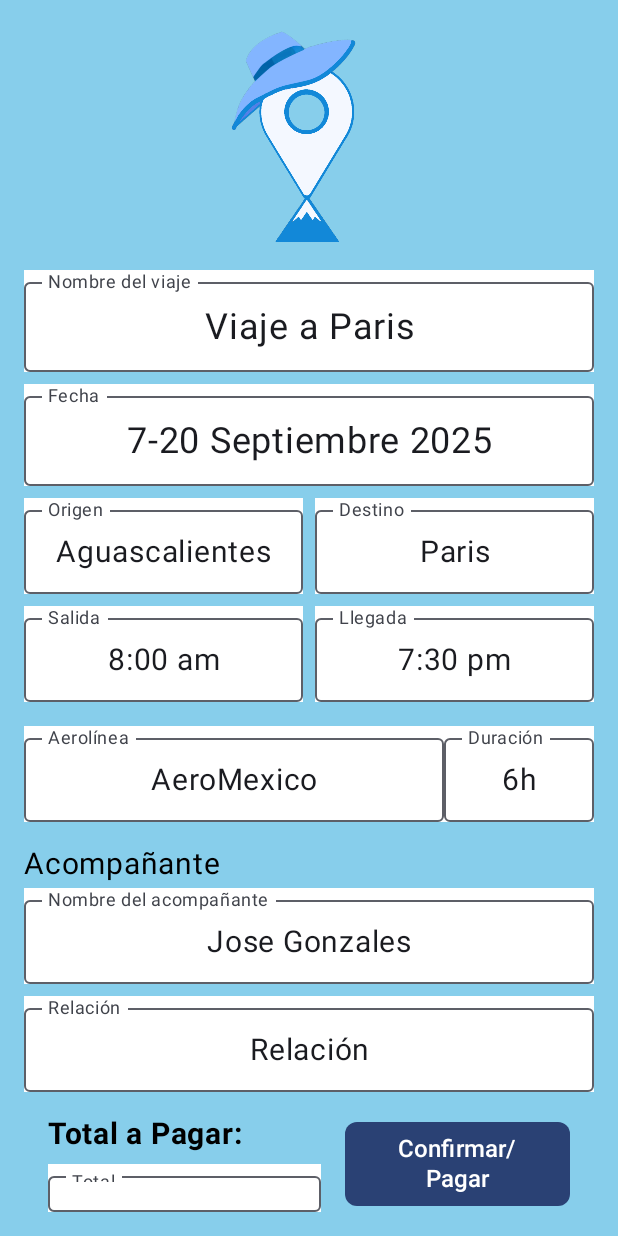
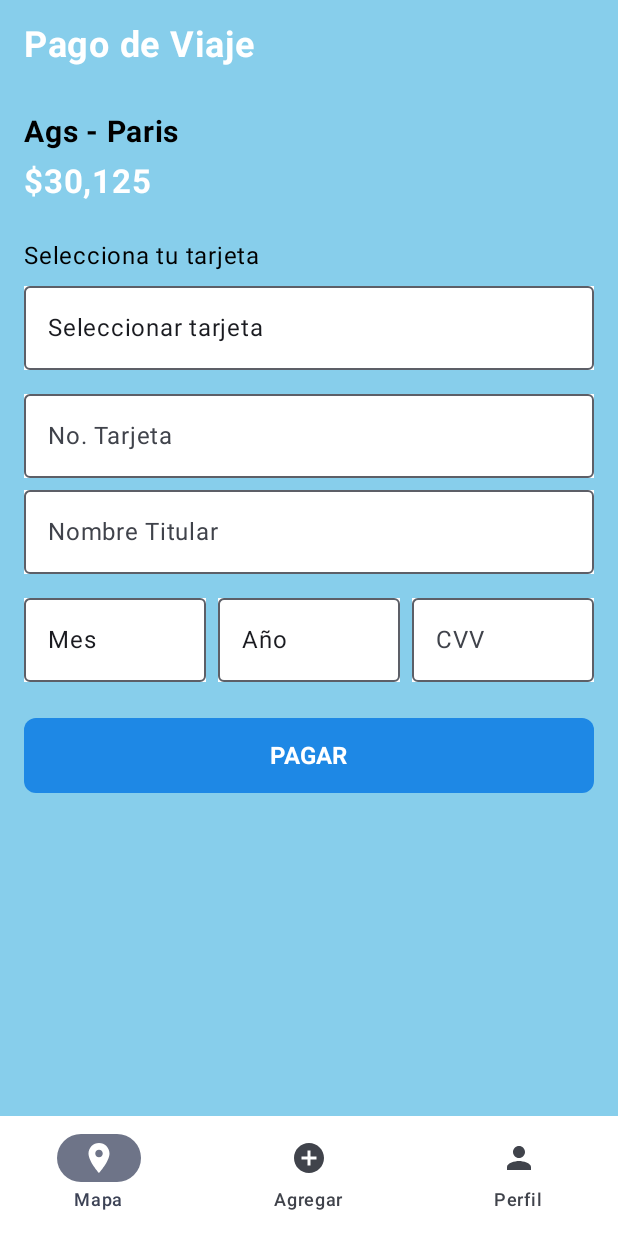
Before and after one commit to MiguelZZ-max/JourneyLink, an Android app built with Jetpack Compose: the ConfirmScreen screen opened through its navigation route, after a tap on "Confirmar/Pagar", on a phone screen of 412 x 824 dp. Run offline under Robolectric (Android 15) with nearby library versions, the phone set to English and light mode, and no system bars.

Commit message:
Agregue la pantalla y navegacion en Pago.kt

```diff
--- a/app/src/main/java/com/app/journeylink/screens/Confirmacion.kt
+++ b/app/src/main/java/com/app/journeylink/screens/Confirmacion.kt
@@ -287,7 +287,11 @@ fun ConfirmScreen(
 
                 // Botón de confirmar/pagar
                 Button(
-                    onClick = onConfirmarPagar,
+                    onClick = {
+                        onConfirmarPagar ()
+                        navController.navigate("Pago")
+
+                              },
                     modifier = Modifier
                         .height(56.dp)
                         .width(150.dp),
--- a/app/src/main/java/com/app/journeylink/screens/Main.kt
+++ b/app/src/main/java/com/app/journeylink/screens/Main.kt
@@ -1,5 +1,6 @@
 package com.app.journeylink
 
+import PagoScreen
 import android.os.Bundle
 import androidx.activity.ComponentActivity
 import androidx.activity.compose.setContent
@@ -62,6 +63,9 @@ class MainActivity : ComponentActivity() {
                         composable("Confirmacion") {
                             ConfirmScreen(navController = navController)
                         }
+                        composable("Pago") {
+                            PagoScreen(navController = navController)
+                        }
                     }
                 }
             }
--- /dev/null
+++ b/app/src/main/java/com/app/journeylink/screens/Pago.kt
@@ -0,0 +1,291 @@
+import androidx.compose.foundation.background
+import androidx.compose.foundation.layout.*
+import androidx.compose.foundation.shape.RoundedCornerShape
+import androidx.compose.material.icons.Icons
+import androidx.compose.material.icons.filled.AddCircle
+import androidx.compose.material.icons.filled.Person
+import androidx.compose.material.icons.filled.Place
+import androidx.compose.material3.*
+import androidx.compose.runtime.*
+import androidx.compose.ui.Modifier
+import androidx.compose.ui.graphics.Color
+import androidx.compose.ui.text.font.FontWeight
+import androidx.compose.ui.tooling.preview.Preview
+import androidx.compose.ui.unit.dp
+import androidx.compose.ui.unit.sp
+import androidx.navigation.NavController
+import androidx.navigation.compose.rememberNavController
+import com.app.journeylink.ui.theme.JourneyLinkTheme
+
+@Preview(showBackground = true, showSystemUi = true)
+@Composable
+fun PagoPreview() {
+    JourneyLinkTheme {
+        PagoScreen(navController = rememberNavController())
+    }
+}
+
+@OptIn(ExperimentalMaterial3Api::class)
+@Composable
+fun PagoScreen(
+    navController: NavController? = null,
+    onPagarClick: () -> Unit = {}
+) {
+    // Estados para los campos del formulario
+    var cardNumber by remember { mutableStateOf("") }
+    var cardHolder by remember { mutableStateOf("") }
+    var cvv by remember { mutableStateOf("") }
+    var selectedCard by remember { mutableStateOf("") }
+    var selectedMonth by remember { mutableStateOf("") }
+    var selectedYear by remember { mutableStateOf("") }
+
+    // Opciones para los spinners
+    val cardOptions = listOf("Tarjeta Crédito", "Tarjeta Débito", "Nueva Tarjeta")
+    val months = listOf("01", "02", "03", "04", "05", "06", "07", "08", "09", "10", "11", "12")
+    val years = listOf("2024", "2025", "2026", "2027", "2028", "2029", "2030")
+
+    Column(
+        modifier = Modifier
+            .fillMaxSize()
+            .background(Color(0xFF87CEEB))
+    ) {
+        // Contenido principal
+        Column(
+            modifier = Modifier
+                .weight(1f)
+                .padding(16.dp)
+        ) {
+            // Título
+            Text(
+                text = "Pago de Viaje",
+                fontSize = 24.sp,
+                fontWeight = FontWeight.Bold,
+                color = Color.White,
+                modifier = Modifier.padding(bottom = 8.dp)
+            )
+
+            // Ruta del vuelo
+            Text(
+                text = "Ags - Paris",
+                fontSize = 20.sp,
+                fontWeight = FontWeight.Bold,
+                color = Color.Black,
+                modifier = Modifier.padding(top = 24.dp, bottom = 8.dp)
+            )
+
+            // Precio
+            Text(
+                text = "$30,125",
+                fontSize = 22.sp,
+                fontWeight = FontWeight.Bold,
+                color = Color.White,
+                modifier = Modifier.padding(bottom = 24.dp)
+            )
+
+            // Selección de tarjeta
+            Text(
+                text = "Selecciona tu tarjeta",
+                fontSize = 16.sp,
+                color = Color.Black,
+                modifier = Modifier.padding(bottom = 8.dp)
+            )
+
+            // Spinner de tipo de tarjeta
+            ExposedDropdownMenuBox(
+                expanded = false,
+                onExpandedChange = { }
+            ) {
+                OutlinedTextField(
+                    value = selectedCard.ifEmpty { "Seleccionar tarjeta" },
+                    onValueChange = { },
+                    readOnly = true,
+                    modifier = Modifier
+                        .fillMaxWidth()
+                        .menuAnchor().background(Color.White),
+                )
+
+                ExposedDropdownMenu(
+                    expanded = false,
+                    onDismissRequest = { }
+                ) {
+                    cardOptions.forEach { option ->
+                        DropdownMenuItem(
+                            text = { Text(option) },
+                            onClick = {
+                                selectedCard = option
+                            }
+                        )
+                    }
+                }
+            }
+
+            Spacer(modifier = Modifier.height(16.dp))
+
+            // Número de tarjeta
+            OutlinedTextField(
+                value = cardNumber,
+                onValueChange = { cardNumber = it },
+                placeholder = { Text("No. Tarjeta") },
+                modifier = Modifier.fillMaxWidth().background(Color.White),
+            )
+
+            Spacer(modifier = Modifier.height(8.dp))
+
+            // Nombre del titular
+            OutlinedTextField(
+                value = cardHolder,
+                onValueChange = { cardHolder = it },
+                placeholder = { Text("Nombre Titular") },
+                modifier = Modifier.fillMaxWidth().background(Color.White),
+            )
+
+            Spacer(modifier = Modifier.height(16.dp))
+
+            // Fila para fecha de expiración y CVV
+            Row(
+                modifier = Modifier.fillMaxWidth(),
+                horizontalArrangement = Arrangement.spacedBy(8.dp)
+            ) {
+                // Spinner de mes
+                ExposedDropdownMenuBox(
+                    expanded = false,
+                    onExpandedChange = { },
+                    modifier = Modifier.weight(1f)
+                ) {
+                    OutlinedTextField(
+                        value = selectedMonth.ifEmpty { "Mes" },
+                        onValueChange = { },
+                        readOnly = true,
+                        modifier = Modifier
+                            .fillMaxWidth()
+                            .menuAnchor()
+                            .background(Color.White),
+                    )
+
+                    ExposedDropdownMenu(
+                        expanded = false,
+                        onDismissRequest = { }
+                    ) {
+                        months.forEach { month ->
+                            DropdownMenuItem(
+                                text = { Text(month) },
+                                onClick = {
+                                    selectedMonth = month
+                                }
+                            )
+                        }
+                    }
+                }
+
+                // Spinner de año
+                ExposedDropdownMenuBox(
+                    expanded = false,
+                    onExpandedChange = { },
+                    modifier = Modifier.weight(1f)
+                ) {
+                    OutlinedTextField(
+                        value = selectedYear.ifEmpty { "Año" },
+                        onValueChange = { },
+                        readOnly = true,
+                        modifier = Modifier
+                            .fillMaxWidth()
+                            .menuAnchor().background(Color.White),
+                    )
+
+                    ExposedDropdownMenu(
+                        expanded = false,
+                        onDismissRequest = { }
+                    ) {
+                        years.forEach { year ->
+                            DropdownMenuItem(
+                                text = { Text(year) },
+                                onClick = {
+                                    selectedYear = year
+                                }
+                            )
+                        }
+                    }
+                }
+
+                // CVV
+                OutlinedTextField(
+                    value = cvv,
+                    onValueChange = { cvv = it },
+                    placeholder = { Text("CVV") },
+                    modifier = Modifier.weight(1f).background(Color.White),
+                    visualTransformation = androidx.compose.ui.text.input.PasswordVisualTransformation()
+                )
+            }
+
+            Spacer(modifier = Modifier.height(24.dp))
+
+            // Botón de pago
+            Button(
+                onClick = {
+                    // Validar campos antes de proceder
+                    if (validarCampos(cardNumber, cardHolder, selectedMonth, selectedYear, cvv)) {
+                        onPagarClick()
+                    }
+                },
+                modifier = Modifier
+                    .fillMaxWidth()
+                    .height(50.dp),
+                colors = ButtonDefaults.buttonColors(
+                    containerColor = Color(0xFF1E88E5)
+                ),
+                shape = RoundedCornerShape(8.dp)
+            ) {
+                Text(
+                    text = "PAGAR",
+                    fontSize = 16.sp,
+                    fontWeight = FontWeight.Bold,
+                    color = Color.White
+                )
+            }
+        }
+
+        // Bottom Navigation
+        BottomBar(
+            onMapa = { navController?.navigate("mapa") },
+            onAdd = { navController?.navigate("agregar") },
+            onPerfil = { navController?.navigate("perfil") }
+        )
+    }
+}
+
+// Función de validación
+private fun validarCampos(
+    cardNumber: String,
+    cardHolder: String,
+    month: String,
+    year: String,
+    cvv: String
+): Boolean {
+    return cardNumber.isNotBlank() &&
+            cardHolder.isNotBlank() &&
+            month.isNotBlank() &&
+            year.isNotBlank() &&
+            cvv.isNotBlank() &&
+            cvv.length == 3
+}
+
+@Composable
+private fun BottomBar(onMapa: () -> Unit, onAdd: () -> Unit, onPerfil: () -> Unit) {
+    NavigationBar(containerColor = Color.White, tonalElevation = 4.dp) {
+        NavigationBarItem(
+            selected = true, onClick = onMapa,
+            icon = { Icon(Icons.Filled.Place, contentDescription = "Mapa") },
+            label = { Text("Mapa") }
+        )
+        NavigationBarItem(
+            selected = false, onClick = onAdd,
+            icon = { Icon(Icons.Filled.AddCircle, contentDescription = "Agregar") },
+            label = { Text("Agregar") }
+        )
+        NavigationBarItem(
+            selected = false, onClick = onPerfil,
+            icon = { Icon(Icons.Filled.Person, contentDescription = "Perfil") },
+            label = { Text("Perfil") }
+        )
+    }
+}
```
